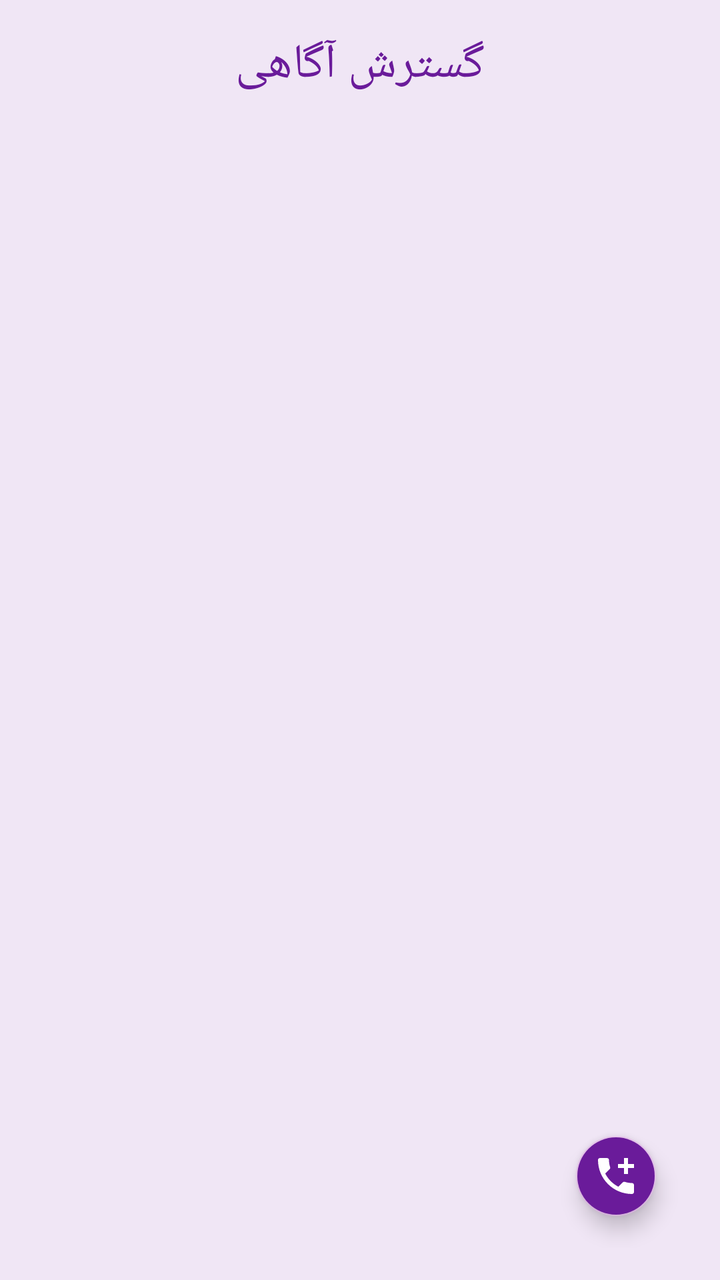
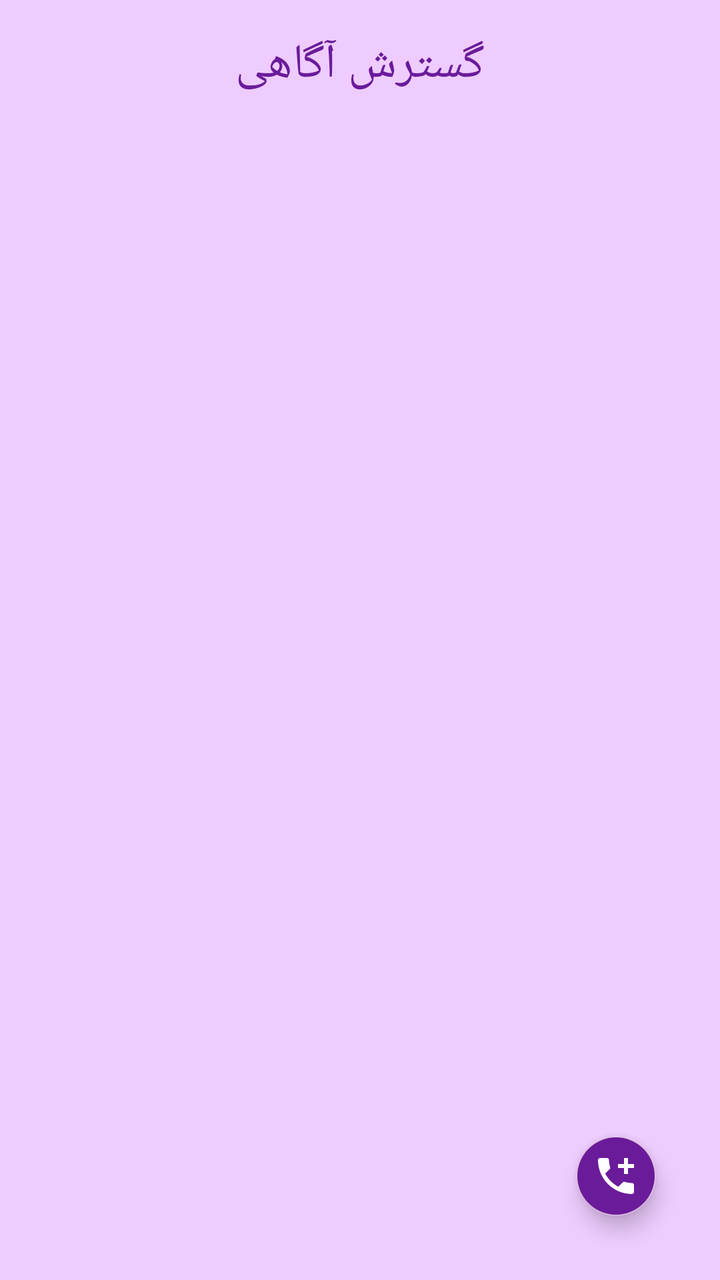

Two renders of the same Android screen: before a commit and after it. Below are the layout's source before the change and the commit's diff.
<!-- AndroidManifest.xml: application theme Theme.Awareness -->
<!-- res/layout/activity_main.xml -->
<?xml version="1.0" encoding="utf-8"?>
<LinearLayout xmlns:android="http://schemas.android.com/apk/res/android"
    android:layout_width="match_parent"
    android:layout_height="match_parent"
    xmlns:app="http://schemas.android.com/apk/res-auto"
    android:orientation="vertical"
    android:background="#F0E6F5"
    android:padding="16dp">

    <TextView
        android:id="@+id/tv_app_title"
        android:layout_width="match_parent"
        android:layout_height="wrap_content"
        android:text="@string/app_name"
        android:textSize="24sp"
        android:textColor="#6A1B9A"
        android:gravity="center"
        android:paddingBottom="16dp"
        android:typeface="normal" />

    <androidx.recyclerview.widget.RecyclerView
        android:id="@+id/recyclerView"
        android:layout_width="match_parent"
        android:layout_height="0dp"
        android:layout_weight="1"
        android:clipToPadding="false"
        android:padding="8dp" />

    <com.google.android.material.floatingactionbutton.FloatingActionButton
        android:id="@+id/fab"
        android:layout_width="wrap_content"
        android:layout_height="wrap_content"
        android:layout_gravity="end|bottom"
        android:layout_margin="16dp"
        android:src="@drawable/baseline_add_call_24"
        android:tint="#FFFFFF"
        app:fabSize="mini"
        android:backgroundTint="#6A1B9A" />

</LinearLayout>
<!-- resources referenced by this layout -->
<resources>
  <!-- drawable baseline_add_call_24 (drawable) -->
  <vector xmlns:android="http://schemas.android.com/apk/res/android" android:height="24dp" android:tint="#FFFFFF" android:viewportHeight="24" android:viewportWidth="24" android:width="24dp">
        
      <path android:fillColor="@android:color/white" android:pathData="M20,15.5c-1.25,0 -2.45,-0.2 -3.57,-0.57 -0.35,-0.11 -0.74,-0.03 -1.02,0.24l-2.2,2.2c-2.83,-1.44 -5.15,-3.75 -6.59,-6.59l2.2,-2.21c0.28,-0.26 0.36,-0.65 0.25,-1C8.7,6.45 8.5,5.25 8.5,4c0,-0.55 -0.45,-1 -1,-1H4c-0.55,0 -1,0.45 -1,1 0,9.39 7.61,17 17,17 0.55,0 1,-0.45 1,-1v-3.5c0,-0.55 -0.45,-1 -1,-1zM21,6h-3V3h-2v3h-3v2h3v3h2V8h3z"/>
      
  </vector>
  <string name="app_name">گسترش آگاهی</string>
  <style name="Theme.Awareness" parent="Theme.AppCompat.Light.NoActionBar">
          <item name="colorPrimary">@color/purple_500</item>
          <item name="colorPrimaryDark">@color/purple_700</item>
          <item name="colorAccent">@color/purple_200</item>
          <item name="popupMenuStyle">@style/PopupMenuStyle</item>
      </style>
  <color name="purple_500">#6A1B9A</color>
  <color name="purple_700">#4A0072</color>
  <color name="purple_200">#E1BEE7</color>
  <style name="PopupMenuStyle" parent="ThemeOverlay.AppCompat.Light">
          <item name="android:popupBackground">@drawable/popup_background</item>
          <item name="android:textColorPrimary">#4A148C</item>
          <item name="android:layoutDirection">rtl</item> 
          <item name="android:gravity">end</item> 
          <item name="android:dropDownHorizontalOffset">0dp</item> 
          <item name="android:dropDownVerticalOffset">0dp</item> 
      </style>
  <!-- drawable popup_background (drawable) -->
  <shape xmlns:android="http://schemas.android.com/apk/res/android" android:shape="rectangle">
      <solid android:color="#FFFFFF"/>
      <corners android:radius="12dp"/>
      <padding
          android:left="8dp"
          android:top="8dp"
          android:right="8dp"
          android:bottom="8dp"/>
      <stroke
          android:width="1dp"
          android:color="#E0E0E0"/>
  </shape>
</resources>

<!-- the commit's change to res/layout/activity_main.xml (unified diff, before → after) -->
@@ -4,7 +4,7 @@
     android:layout_height="match_parent"
     xmlns:app="http://schemas.android.com/apk/res-auto"
     android:orientation="vertical"
-    android:background="#F0E6F5"
+    android:background="#EECCFF"
     android:padding="16dp">
 
     <TextView
